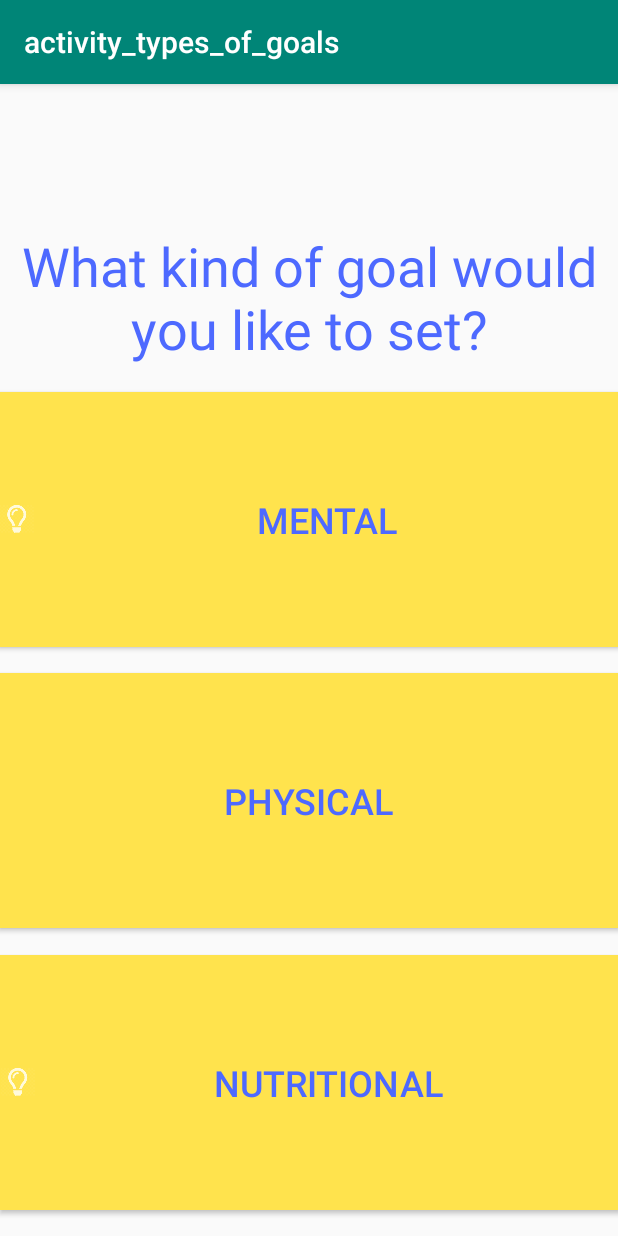
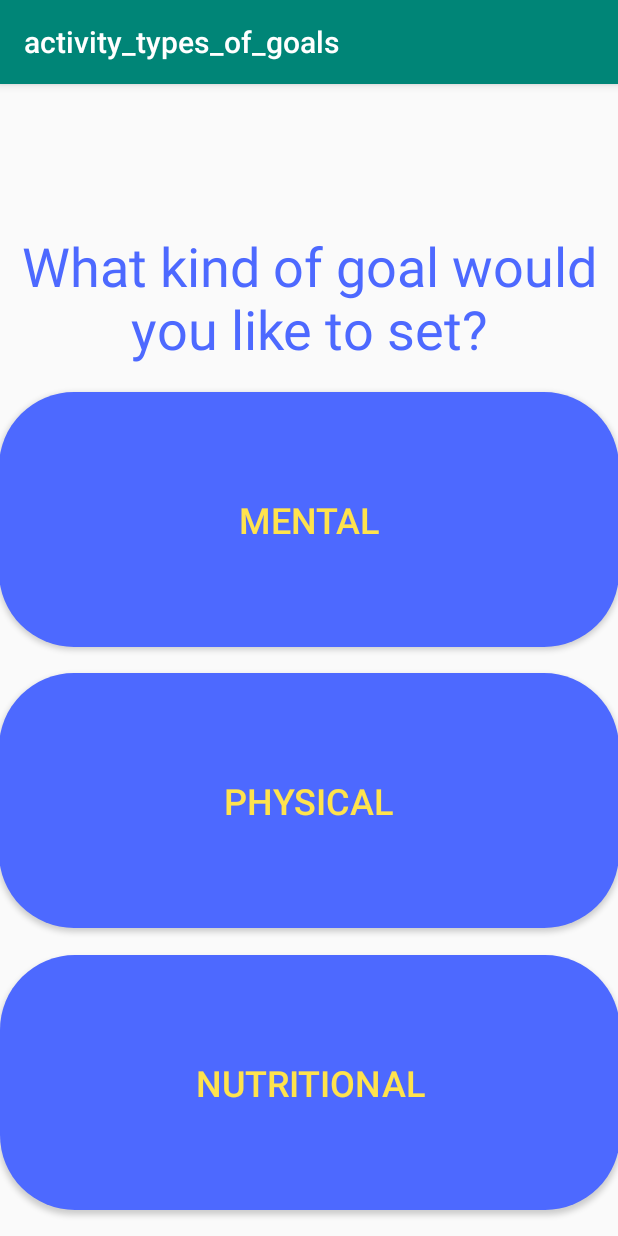
Before and after one commit to Maird/434-Health-App, an Android app: the activity_types_of_goals screen opened directly, with no data from a screen before it, on a phone screen of 412 x 824 dp. Run offline under Robolectric (Android 15) with nearby library versions, the phone set to English and light mode, and no system bars.

Commit message:
Fixed style of goal pages

```diff
--- a/app/src/main/res/layout/activity_types_of_goals.xml
+++ b/app/src/main/res/layout/activity_types_of_goals.xml
@@ -11,12 +11,11 @@
 
         <Button
             android:id="@+id/nutrition_goal"
-            android:drawableLeft="@drawable/ic_action_lightbulb"
             android:layout_width="413dp"
             android:layout_height="170dp"
-            android:background="#ffe34d"
+            android:background="@drawable/custom_button"
             android:text="@string/check_in_3"
-            android:textColor="#4d69ff"
+            android:textColor="#ffe34d"
             android:textSize="24sp"
             app:layout_constraintBottom_toBottomOf="parent"
             app:layout_constraintEnd_toEndOf="parent"
@@ -28,9 +27,9 @@
             android:id="@+id/physical_goal"
             android:layout_width="413dp"
             android:layout_height="170dp"
-            android:background="#ffe34d"
+            android:background="@drawable/custom_button"
             android:text="@string/check_in_2"
-            android:textColor="#4d69ff"
+            android:textColor="#ffe34d"
             android:textSize="24sp"
             app:layout_constraintBottom_toTopOf="@+id/nutrition_goal"
             app:layout_constraintEnd_toEndOf="parent"
@@ -55,10 +54,9 @@
             android:id="@+id/mental_goal"
             android:layout_width="413dp"
             android:layout_height="170dp"
-            android:background="#ffe34d"
-            android:drawableLeft="@drawable/ic_action_lightbulb"
+            android:background="@drawable/custom_button"
             android:text="@string/check_in_1"
-            android:textColor="#4d69ff"
+            android:textColor="#ffe34d"
             android:textSize="24sp"
             app:layout_constraintBottom_toTopOf="@+id/physical_goal"
             app:layout_constraintEnd_toEndOf="parent"
```
Also changed, not shown: app/src/main/res/layout/activity_goals_.xml (+6 -5 lines), app/src/main/res/drawable/treehome_removebg_preview.jpg (renamed from app/src/main/res/drawable/treehome-removebg-preview.jpg).
